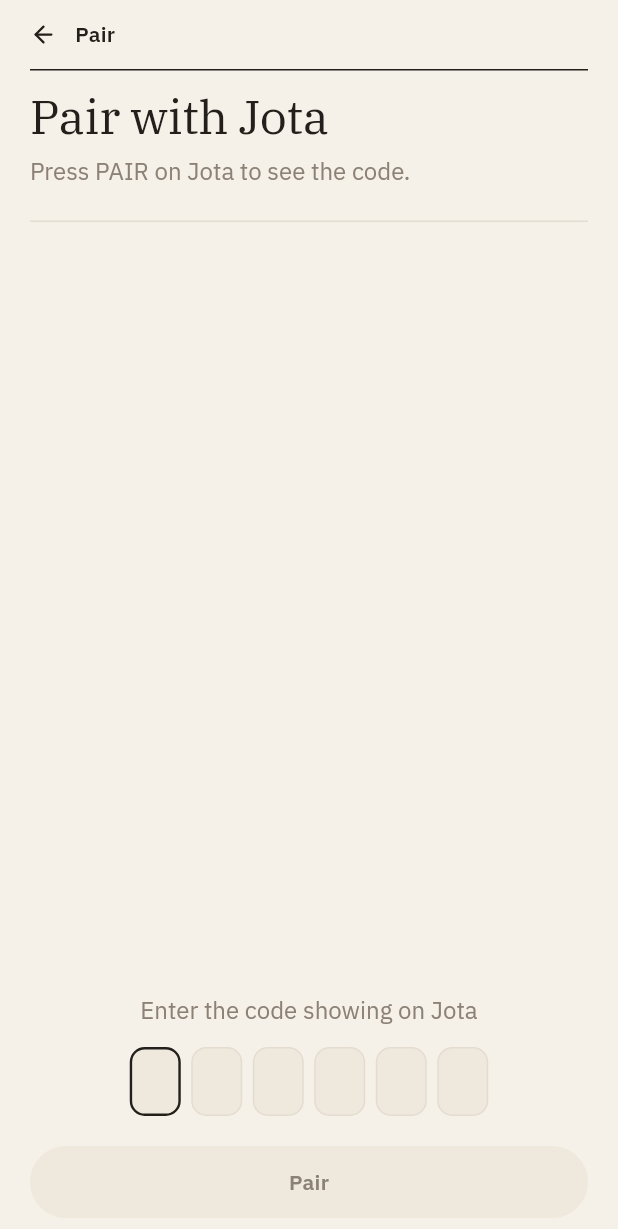
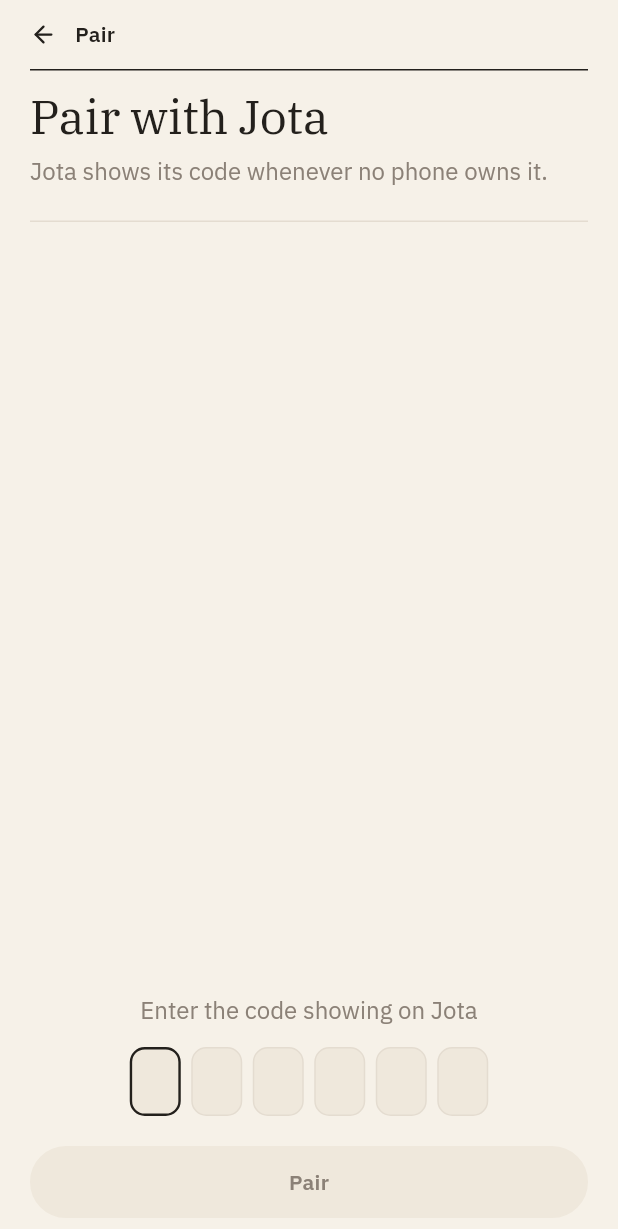
Before and after one commit to ahmedkmadani/3d-printer-projects, a Flutter app: the PairScreen widget shown alone on an empty page, opened directly, on a phone screen of 412 x 824 dp. Shown: the top 1229 px of the screen. Run offline on Flutter 3.47's test engine with Material 3 defaults, Android fonts, the phone set to English and light mode, and no system bars; our stand-ins replace flutter_blue_plus, flutter_secure_storage, just_audio, local_auth, lucide_icons_flutter, shared_preferences and 1 more; missing offline and left inert: flutter_foreground_task; accounts and stored records are empty; project files that could hold a hidden picture were left out.

Commit message:
App: two content bugs the on-device walkthrough exposed
Both were invisible in code review and obvious on the phone.

**Tag setup filled selected chips with the accent.** Eight terracotta pills on
the one screen meant to feel like picking favourites read as eight warnings.
Selection is inversion everywhere else in this product — on the panel and in
the app — and the accent means live or dangerous and nothing else
(docs/brand.md). Selected chips are ink now.

**Pair told you to "Press PAIR on Jota".** There is no PAIR menu item any more:
the device shows its code by itself whenever no phone owns it, which was the
whole point of cutting the menu. Instructing someone to press a button that no
longer exists is worse than saying nothing.

Walked on the phone against the design sheet with the preview build: Connect,
Pair, Notes, note detail, Home, Settings and Tags all match. The note detail's
new single-stadium player and the accent-bordered danger buttons render as
drawn.

44 tests pass, analyze clean.

Co-Authored-By: Claude Opus 5 <noreply@anthropic.com>

```diff
--- a/jota/app/lib/screens/pair_screen.dart
+++ b/jota/app/lib/screens/pair_screen.dart
@@ -81,7 +81,10 @@ class _PairScreenState extends State<PairScreen> {
           Text(
             // The device only accepts a code while its PAIR screen is up, and
             // nothing else in the app says how to get there.
-            'Press PAIR on Jota to see the code.',
+            // The device has no PAIR menu item any more — it shows its code
+            // by itself whenever no phone owns it. Telling someone to press a
+            // button that no longer exists is worse than saying nothing.
+            'Jota shows its code whenever no phone owns it.',
             style: t.prose.copyWith(color: c.inkMuted),
           ),
           const SizedBox(height: JotaGrid.gapL),
```
Also changed, not shown: jota/app/lib/screens/tag_setup_screen.dart (+7 -2 lines).
